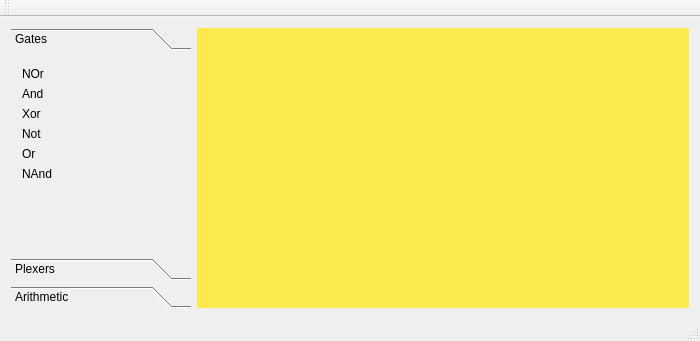
First picture: the form in src/mainwindow.ui, repository MATF-RS20/RS010-circuitdesign, before the edit.
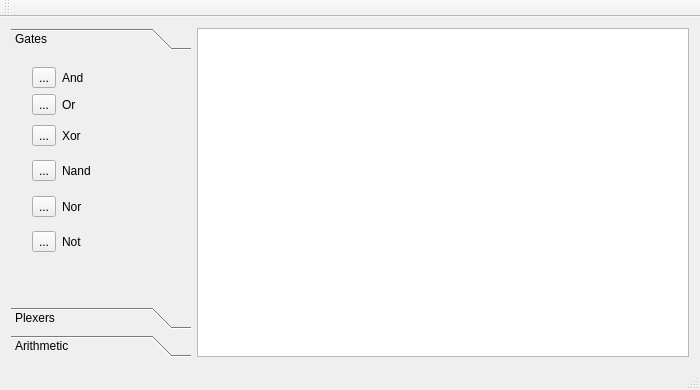
Second picture: the form after the edit. Icons and pictures are not drawn.

Patch:
```diff
--- a/src/mainwindow.ui
+++ b/src/mainwindow.ui
@@ -7,7 +7,7 @@
     <x>0</x>
     <y>0</y>
     <width>700</width>
-    <height>341</height>
+    <height>390</height>
    </rect>
   </property>
   <property name="sizePolicy">
@@ -22,6 +22,12 @@
     <height>0</height>
    </size>
   </property>
+  <property name="maximumSize">
+   <size>
+    <width>16777215</width>
+    <height>16777215</height>
+   </size>
+  </property>
   <property name="windowTitle">
    <string>Circuit Designer</string>
   </property>
@@ -38,6 +44,8 @@
      <height>100</height>
     </size>
    </property>
+   <layout class="QGridLayout" name="gridLayout">
+    <item row="0" column="0">
    <layout class="QHBoxLayout" name="horizontalLayout">
     <item>
      <widget class="QToolBox" name="LogicBox">
@@ -74,11 +82,11 @@
          <x>0</x>
          <y>0</y>
          <width>180</width>
-         <height>150</height>
+           <height>216</height>
         </rect>
        </property>
        <property name="sizePolicy">
-        <sizepolicy hsizetype="Preferred" vsizetype="Fixed">
+          <sizepolicy hsizetype="Preferred" vsizetype="Preferred">
          <horstretch>0</horstretch>
          <verstretch>0</verstretch>
         </sizepolicy>
@@ -86,50 +94,216 @@
        <attribute name="label">
         <string>Gates</string>
        </attribute>
+         <widget class="QWidget" name="layoutWidget">
+          <property name="geometry">
+           <rect>
+            <x>10</x>
+            <y>0</y>
+            <width>121</width>
+            <height>211</height>
+           </rect>
+          </property>
+          <property name="sizePolicy">
+           <sizepolicy hsizetype="Expanding" vsizetype="Expanding">
+            <horstretch>0</horstretch>
+            <verstretch>0</verstretch>
+           </sizepolicy>
+          </property>
        <layout class="QVBoxLayout" name="verticalLayout">
         <item>
-         <widget class="QLabel" name="lbl_nor">
+            <layout class="QHBoxLayout" name="andGate">
+             <item>
+              <widget class="QToolButton" name="andButton">
           <property name="text">
-           <string>NOr</string>
+                <string>...</string>
+               </property>
+               <property name="icon">
+                <iconset resource="../images.qrc">
+                 <normaloff>:/images/and.png</normaloff>:/images/and.png</iconset>
+               </property>
+               <property name="iconSize">
+                <size>
+                 <width>20</width>
+                 <height>20</height>
+                </size>
           </property>
          </widget>
         </item>
         <item>
-         <widget class="QLabel" name="lbl_and">
+              <widget class="QLabel" name="andLabel">
           <property name="text">
            <string>And</string>
           </property>
          </widget>
         </item>
+            </layout>
+           </item>
         <item>
-         <widget class="QLabel" name="lbl_xor">
+            <layout class="QHBoxLayout" name="orGate">
+             <item>
+              <widget class="QToolButton" name="orButton">
+               <property name="text">
+                <string>...</string>
+               </property>
+               <property name="icon">
+                <iconset resource="../images.qrc">
+                 <normaloff>:/images/or.png</normaloff>:/images/or.png</iconset>
+               </property>
+               <property name="iconSize">
+                <size>
+                 <width>20</width>
+                 <height>20</height>
+                </size>
+               </property>
+              </widget>
+             </item>
+             <item>
+              <widget class="QLabel" name="orLabel">
+               <property name="text">
+                <string>Or</string>
+               </property>
+              </widget>
+             </item>
+            </layout>
+           </item>
+           <item>
+            <layout class="QHBoxLayout" name="xorGate">
+             <item>
+              <widget class="QToolButton" name="xorButton">
+               <property name="text">
+                <string>...</string>
+               </property>
+               <property name="icon">
+                <iconset resource="../images.qrc">
+                 <normaloff>:/images/xor.png</normaloff>:/images/xor.png</iconset>
+               </property>
+               <property name="iconSize">
+                <size>
+                 <width>20</width>
+                 <height>20</height>
+                </size>
+               </property>
+              </widget>
+             </item>
+             <item>
+              <widget class="QLabel" name="xorLabel">
+               <property name="sizePolicy">
+                <sizepolicy hsizetype="Expanding" vsizetype="Expanding">
+                 <horstretch>0</horstretch>
+                 <verstretch>0</verstretch>
+                </sizepolicy>
+               </property>
           <property name="text">
            <string>Xor</string>
           </property>
          </widget>
         </item>
+            </layout>
+           </item>
         <item>
-         <widget class="QLabel" name="lbl_not">
+            <layout class="QHBoxLayout" name="nandGate">
+             <item>
+              <widget class="QToolButton" name="nandButton">
+               <property name="text">
+                <string>...</string>
+               </property>
+               <property name="icon">
+                <iconset resource="../images.qrc">
+                 <normaloff>:/images/nand.png</normaloff>:/images/nand.png</iconset>
+               </property>
+               <property name="iconSize">
+                <size>
+                 <width>20</width>
+                 <height>20</height>
+                </size>
+               </property>
+              </widget>
+             </item>
+             <item>
+              <widget class="QLabel" name="nandLabel">
+               <property name="sizePolicy">
+                <sizepolicy hsizetype="Expanding" vsizetype="Expanding">
+                 <horstretch>0</horstretch>
+                 <verstretch>0</verstretch>
+                </sizepolicy>
+               </property>
+               <property name="text">
+                <string>Nand</string>
+               </property>
+              </widget>
+             </item>
+            </layout>
+           </item>
+           <item>
+            <layout class="QHBoxLayout" name="norGate">
+             <item>
+              <widget class="QToolButton" name="norButton">
+               <property name="text">
+                <string>...</string>
+               </property>
+               <property name="icon">
+                <iconset resource="../images.qrc">
+                 <normaloff>:/images/nor.png</normaloff>:/images/nor.png</iconset>
+               </property>
+               <property name="iconSize">
+                <size>
+                 <width>20</width>
+                 <height>20</height>
+                </size>
+               </property>
+              </widget>
+             </item>
+             <item>
+              <widget class="QLabel" name="norLabel">
+               <property name="sizePolicy">
+                <sizepolicy hsizetype="Expanding" vsizetype="Expanding">
+                 <horstretch>0</horstretch>
+                 <verstretch>0</verstretch>
+                </sizepolicy>
+               </property>
+               <property name="text">
+                <string>Nor</string>
+               </property>
+              </widget>
+             </item>
+            </layout>
+           </item>
+           <item>
+            <layout class="QHBoxLayout" name="notGate">
+             <item>
+              <widget class="QToolButton" name="notButton">
+               <property name="text">
+                <string>...</string>
+               </property>
+               <property name="icon">
+                <iconset resource="../images.qrc">
+                 <normaloff>:/images/not.png</normaloff>:/images/not.png</iconset>
+               </property>
+               <property name="iconSize">
+                <size>
+                 <width>20</width>
+                 <height>20</height>
+                </size>
+               </property>
+              </widget>
+             </item>
+             <item>
+              <widget class="QLabel" name="notLabel">
+               <property name="sizePolicy">
+                <sizepolicy hsizetype="Expanding" vsizetype="Expanding">
+                 <horstretch>0</horstretch>
+                 <verstretch>0</verstretch>
+                </sizepolicy>
+               </property>
           <property name="text">
            <string>Not</string>
           </property>
          </widget>
         </item>
-        <item>
-         <widget class="QLabel" name="lbl_or">
-          <property name="text">
-           <string>Or</string>
-          </property>
-         </widget>
-        </item>
-        <item>
-         <widget class="QLabel" name="lbl_nand">
-          <property name="text">
-           <string>NAnd</string>
-          </property>
-         </widget>
-        </item>
-       </layout>
+            </layout>
+           </item>
+          </layout>
+         </widget>
       </widget>
       <widget class="QWidget" name="Plexers">
        <property name="geometry">
@@ -160,26 +334,22 @@
      </widget>
     </item>
     <item>
-     <widget class="QWidget" name="widget" native="true">
-      <property name="enabled">
-       <bool>true</bool>
-      </property>
+       <widget class="QGraphicsView" name="graphicsView">
       <property name="sizePolicy">
        <sizepolicy hsizetype="Expanding" vsizetype="Expanding">
         <horstretch>0</horstretch>
         <verstretch>0</verstretch>
        </sizepolicy>
       </property>
-      <property name="minimumSize">
+        <property name="maximumSize">
        <size>
-        <width>100</width>
-        <height>100</height>
-       </size>
-      </property>
-      <property name="styleSheet">
-       <string notr="true">background:  rgb(252, 233, 79);</string>
-      </property>
-     </widget>
+          <width>16777215</width>
+          <height>16777215</height>
+         </size>
+        </property>
+       </widget>
+      </item>
+     </layout>
     </item>
    </layout>
   </widget>
```
Left out of the diff: 21 changed lines with no effect on the pictures. Lines whose indentation alone changed are shown as unchanged.
